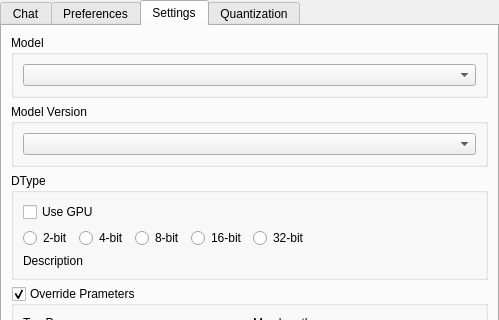
Qt form src/airunner/widgets/llm/templates/llm_widget.ui (Capsize-Games/airunner) before a commit; both pictures show x 0 to 499 and y 0 to 320 of the 499 by 843 pixel window.
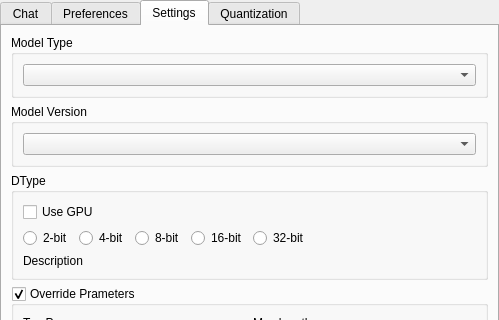
The same form after that commit. The open tabs and pages were chosen to show the change. Icons and pictures are not drawn. Custom widgets are drawn as their Qt base class.

Commit message: llm form fixes

Patch:
```diff
--- a/src/airunner/widgets/llm/templates/llm_widget.ui
+++ b/src/airunner/widgets/llm/templates/llm_widget.ui
@@ -243,7 +243,7 @@
        <item row="0" column="0">
         <widget class="QGroupBox" name="groupBox_7">
          <property name="title">
-          <string>Model</string>
+          <string>Model Type</string>
          </property>
          <layout class="QGridLayout" name="gridLayout_10">
           <item row="0" column="0">
```
Left out of the diff: 12 changed lines with no effect on the pictures. The commit also changes 2 other files.
